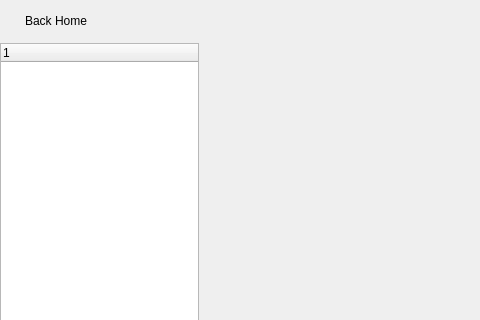
The window that src/document.ui (openeuler-mirror/kiran-manual) describes before a commit, drawn with Qt 5; both pictures show x 0 to 480 and y 0 to 320 of the 800 by 600 pixel window.
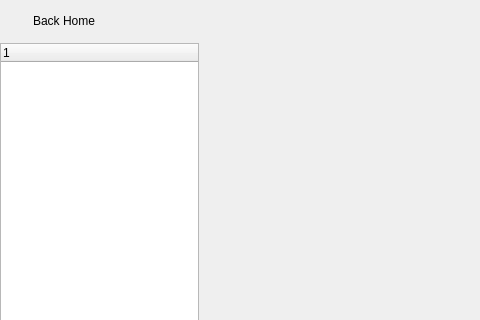
The same window after the commit. Custom widgets are drawn as their Qt base class.

The edit to the form file:
```diff
--- a/src/document.ui
+++ b/src/document.ui
@@ -62,7 +62,7 @@
             <property name="styleSheet">
              <string notr="true">QPushButton { 
 height: 30px; 
-padding-left: 24px; 
+padding-left: 32px; 
 padding-top: 5px; 
 text-align: left 
 }</string>
```
Left out of the diff: 4 changed lines with no effect on the pictures.
